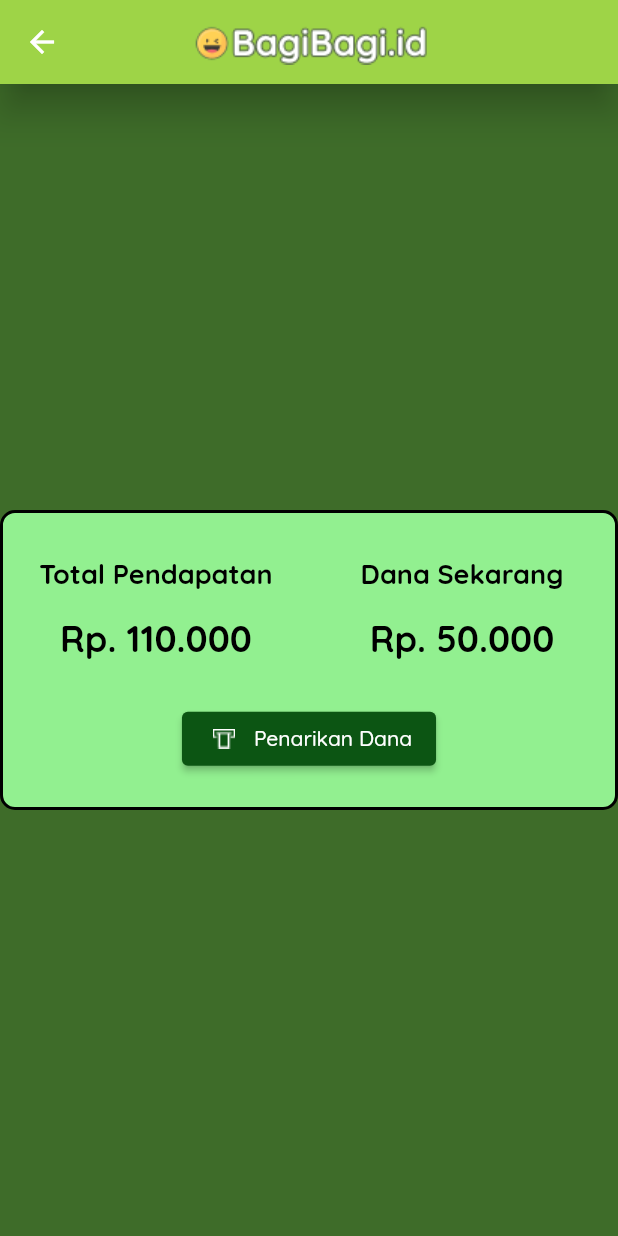
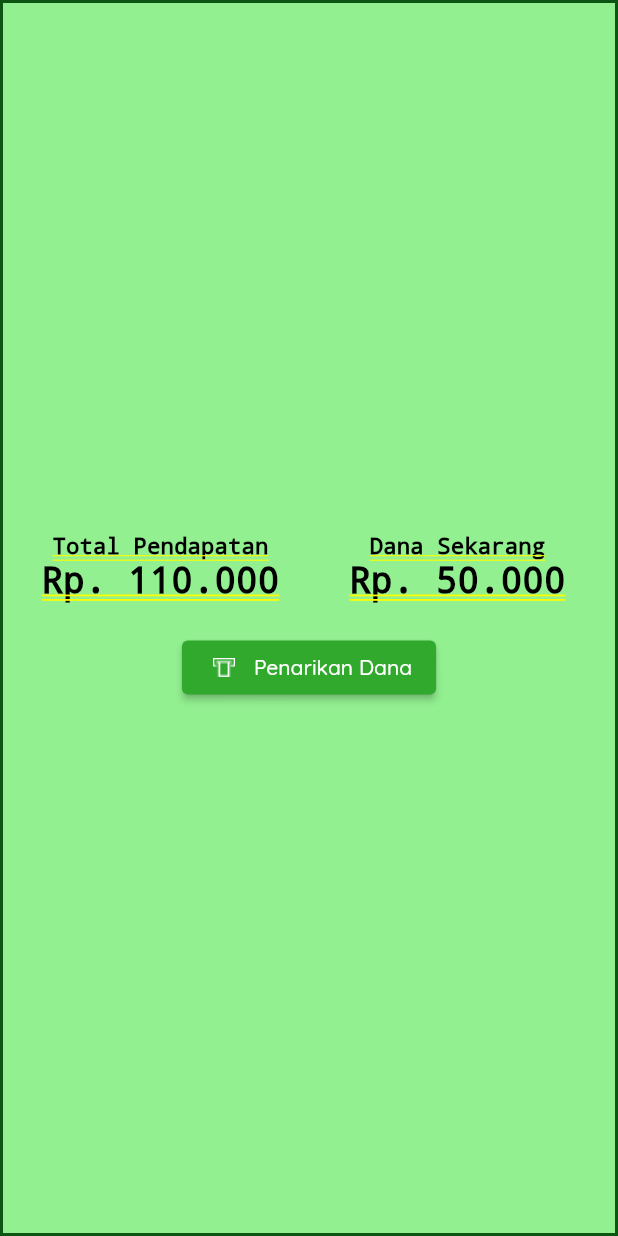
Before and after one commit to Jkz1/Agile02, a Flutter app: the screen it shows after launch, after a tap on "Total Saldo", on a phone screen of 412 x 824 dp. Run offline on Flutter 3.47's test engine with Material 2 defaults, Android fonts, the phone set to English and light mode, and no system bars; our stand-ins replace universal_io; missing offline and left inert: universal_html.

Commit message:
Refactoring 0.3

```diff
--- a/lib/home.dart
+++ b/lib/home.dart
@@ -1,4 +1,5 @@
 import 'package:agile02/page/about.dart';
+import 'package:agile02/page/aboutme.dart';
 import 'package:agile02/page/donation_screen.dart';
 import 'package:agile02/page/example.dart';
 import 'package:agile02/page/homepage.dart';
@@ -16,6 +17,7 @@ import 'package:flutter/src/widgets/framework.dart';
 import 'package:flutter/src/widgets/placeholder.dart';
 import 'package:provider/provider.dart';
 
+import 'MainHome.dart';
 import 'page/donatur_screen.dart';
 
 class Home extends StatefulWidget {
@@ -142,6 +144,18 @@ class _HomeState extends State<Home> {
                       MaterialPageRoute(builder: (_) => MainHome()));
                 },
                 child: Text("Home")),
+            ElevatedButton(
+                onPressed: () {
+                  Navigator.push(context,
+                      MaterialPageRoute(builder: (_) => UtamaHome()));
+                },
+                child: Text("MainHome")),
+            ElevatedButton(
+                onPressed: () {
+                  Navigator.push(context,
+                      MaterialPageRoute(builder: (_) => AboutMe()));
+                },
+                child: Text("AboutMe")),
           ],
         ),
       ),
--- a/lib/main.dart
+++ b/lib/main.dart
@@ -3,6 +3,7 @@ import 'package:agile02/page/payment_option_box.dart';
 import 'package:agile02/providers/about_akun.dart';
 import 'package:agile02/providers/donation_model.dart';
 import 'package:agile02/providers/listakun.dart';
+import 'package:agile02/providers/pageProv.dart';
 import 'package:agile02/providers/payment_opt_prov.dart';
 import 'package:agile02/providers/trending_data.dart';
 import 'package:provider/provider.dart';
@@ -34,6 +35,7 @@ class MyApp extends StatelessWidget {
         ChangeNotifierProvider(create: (_) => AboutAkun()),
         ChangeNotifierProvider(create: (_) => DonationProvider()),
         ChangeNotifierProvider(create: (_) => TrendingData()),
+        ChangeNotifierProvider(create: (_) => pageProv()),
       ],
       child: MaterialApp(
         debugShowCheckedModeBanner: false,
--- a/lib/page/donation_screen.dart
+++ b/lib/page/donation_screen.dart
@@ -5,18 +5,12 @@ import 'package:agile02/providers/donation_model.dart';
 class DonationScreen extends StatelessWidget {
   @override
   Widget build(BuildContext context) {
-    return Scaffold(
-      appBar: AppBar(
-        title: Image.asset('assets/title.png'),
-      ),
-      body: Center(
+    return Center(
         child: Container(
-          width: 500,
-          height: 200,
+          padding: EdgeInsets.all(6),
           decoration: BoxDecoration(
             color: Color(0xFF92F090),
-            border: Border.all(color: Colors.black, width: 2.0),
-            borderRadius: BorderRadius.circular(10),
+            border: Border.all(color: Color(0xff0C5513), width: 2),
           ),
           child: Column(
             mainAxisAlignment: MainAxisAlignment.center,
@@ -33,15 +27,11 @@ class DonationScreen extends StatelessWidget {
                         children: [
                           TableCell(
                             child: Container(
-                              padding: EdgeInsets.symmetric(
-                                vertical: 8.0,
-                                horizontal: 16.0,
-                              ),
                               alignment: Alignment.center,
                               child: Text(
                                 'Total Pendapatan',
                                 style: TextStyle(
-                                  fontSize: 18,
+                                  fontSize: 15,
                                   fontWeight: FontWeight.bold,
                                   color: Colors.black,
                                 ),
@@ -50,15 +40,11 @@ class DonationScreen extends StatelessWidget {
                           ),
                           TableCell(
                             child: Container(
-                              padding: EdgeInsets.symmetric(
-                                vertical: 8.0,
-                                horizontal: 16.0,
-                              ),
                               alignment: Alignment.center,
                               child: Text(
                                 'Dana Sekarang',
                                 style: TextStyle(
-                                  fontSize: 18,
+                                  fontSize: 15,
                                   fontWeight: FontWeight.bold,
                                   color: Colors.black,
                                 ),
@@ -71,10 +57,6 @@ class DonationScreen extends StatelessWidget {
                         children: [
                           TableCell(
                             child: Container(
-                              padding: EdgeInsets.symmetric(
-                                vertical: 8.0,
-                                horizontal: 16.0,
-                              ),
                               alignment: Alignment.center,
                               child: Text(
                                 'Rp. ${donation.totalSaldo.toStringAsFixed(3)}',
@@ -88,10 +70,6 @@ class DonationScreen extends StatelessWidget {
                           ),
                           TableCell(
                             child: Container(
-                              padding: EdgeInsets.symmetric(
-                                vertical: 8.0,
-                                horizontal: 16.0,
-                              ),
                               alignment: Alignment.center,
                               child: Text(
                                 'Rp. ${donation.danaSekarang.toStringAsFixed(3)}',
@@ -115,7 +93,7 @@ class DonationScreen extends StatelessWidget {
                   // Handle penarikan dana
                 },
                 style: ElevatedButton.styleFrom(
-                  primary: Color(0xFF0C5513),
+                  primary: Color(0xFF30A92D),
                 ),
                 child: Row(
                   mainAxisSize: MainAxisSize.min,
@@ -136,7 +114,6 @@ class DonationScreen extends StatelessWidget {
             ],
           ),
         ),
-      ),
-    );
+      );
   }
 }
--- a/lib/page/popular.dart
+++ b/lib/page/popular.dart
@@ -17,8 +17,7 @@ class _PopularState extends State<Popular> {
 
   @override
   Widget build(BuildContext context) {
-    return Template(
-      child: SingleChildScrollView(
+    return SingleChildScrollView(
       scrollDirection: Axis.vertical,
       child: Center(
         child: Padding(
@@ -83,7 +82,6 @@ class _PopularState extends State<Popular> {
           ),
         ),
       ),
-      ),
     );
   }
 }
--- a/lib/providers/auth_provider.dart
+++ b/lib/providers/auth_provider.dart
@@ -36,7 +36,7 @@ class DataProvider extends ChangeNotifier {
     notifyListeners();
   }
 
-  void login(String email, String password, Function() onSuccess,
+  void login(String email, String password, Function(String username) onSuccess,
       Function(String) onError) {
     // Proses validasi login
     // Jika login berhasil, set isLoggedIn menjadi true dan simpan data login
@@ -45,7 +45,7 @@ class DataProvider extends ChangeNotifier {
       if (user['email'] == email && user['password'] == password) {
         isLoginSuccessful = true;
         isLoggedIn = true;
-        userLogin = email;
+        userLogin = user['username']!;
         break;
       }
     }
@@ -54,7 +54,7 @@ class DataProvider extends ChangeNotifier {
       print('Selamat datang ${userLogin}');
 
       // Panggil callback onSuccess untuk melakukan perubahan status login
-      onSuccess();
+      onSuccess(userLogin);
     } else {
       isLoginSuccessful = false;
       isLoggedIn = false;
--- /dev/null
+++ b/lib/providers/pageProv.dart
@@ -0,0 +1,13 @@
+import 'package:flutter/material.dart';
+
+class pageProv extends ChangeNotifier{
+  int _selectedPage = 0;
+
+  int get selectedPage  => _selectedPage;
+
+  set setselectedPage(val){
+    _selectedPage = val;
+    notifyListeners();
+  }
+
+}
```
Also changed, not shown: lib/MainHome.dart (added, +65 -0 lines), lib/component/aboutmeComp.dart (added, +49 -0 lines), lib/component/logincomp.dart (+9 -3 lines), lib/component/riwayat_donatur.dart (added, +12 -0 lines), lib/page/aboutme.dart (added, +93 -0 lines), lib/page/listcreator.dart (+9 -4 lines). Lines whose indentation alone changed are shown as unchanged.
